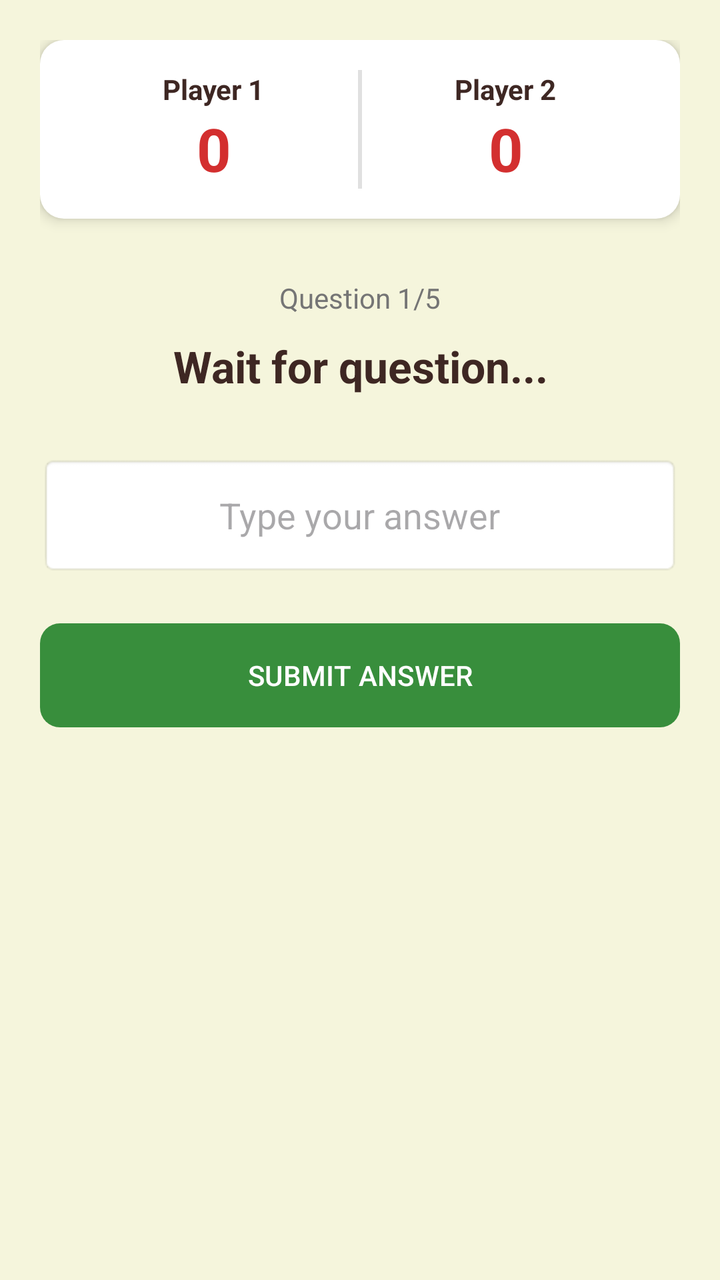
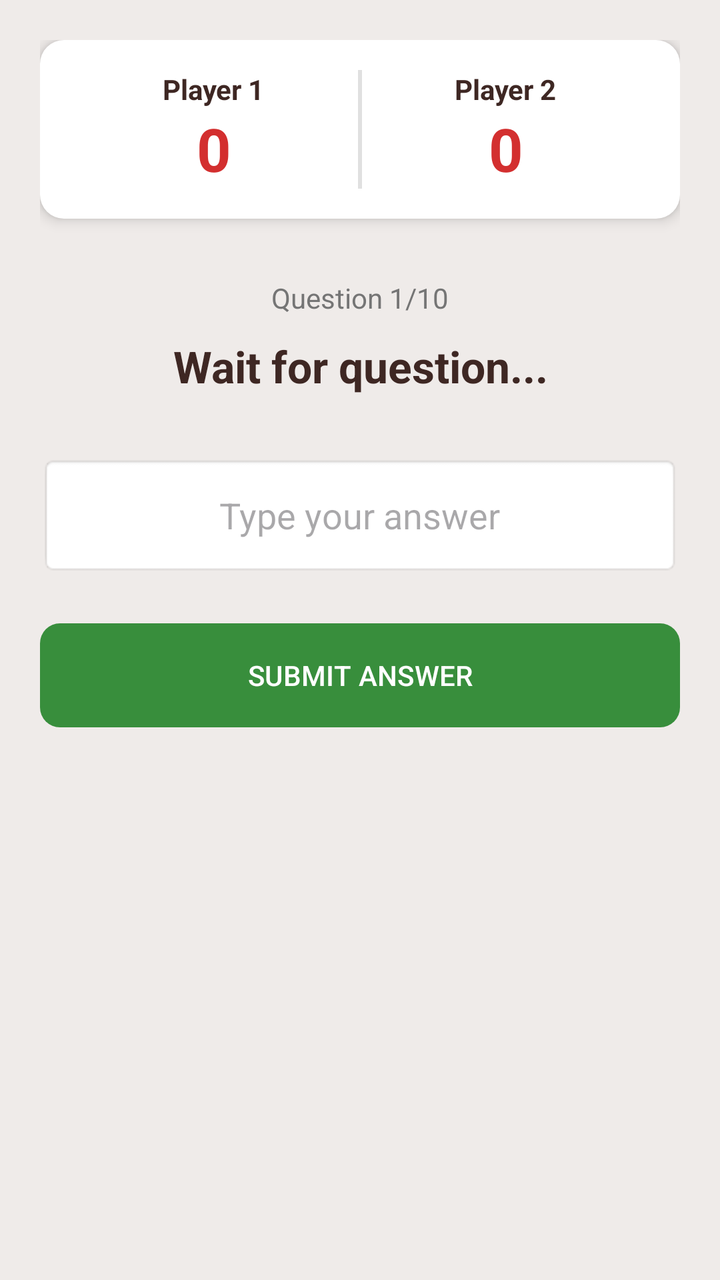

Two renders of the same Android screen: before a commit and after it. Below are the layout's source before the change and the commit's diff.
<!-- AndroidManifest.xml: application theme Theme.OlympMathMentor -->
<!-- res/layout/activity_multiplayer_battle.xml -->
<?xml version="1.0" encoding="utf-8"?>
<LinearLayout xmlns:android="http://schemas.android.com/apk/res/android"
    xmlns:app="http://schemas.android.com/apk/res-auto"
    android:layout_width="match_parent"
    android:layout_height="match_parent"
    android:orientation="vertical"
    android:background="#F5F5DC"
    android:padding="20dp"
    android:gravity="center_horizontal">

    <LinearLayout
        android:layout_width="match_parent"
        android:layout_height="wrap_content"
        android:orientation="horizontal"
        android:weightSum="2"
        android:background="@drawable/rounded_card_bg"
        android:padding="15dp"
        android:elevation="4dp"
        android:layout_marginBottom="30dp">

        <LinearLayout
            android:layout_width="0dp"
            android:layout_height="wrap_content"
            android:layout_weight="1"
            android:gravity="center"
            android:orientation="vertical">
            <TextView android:id="@+id/tvPlayer1Name" android:layout_width="wrap_content" android:layout_height="wrap_content" android:text="Player 1" android:textStyle="bold" android:textColor="#3E2723"/>
            <TextView android:id="@+id/tvScore1" android:layout_width="wrap_content" android:layout_height="wrap_content" android:text="0" android:textSize="30sp" android:textColor="#D32F2F" android:textStyle="bold"/>
        </LinearLayout>

        <View android:layout_width="2dp" android:layout_height="match_parent" android:background="#E0E0E0"/>

        <LinearLayout
            android:layout_width="0dp"
            android:layout_height="wrap_content"
            android:layout_weight="1"
            android:gravity="center"
            android:orientation="vertical">
            <TextView android:id="@+id/tvPlayer2Name" android:layout_width="wrap_content" android:layout_height="wrap_content" android:text="Player 2" android:textStyle="bold" android:textColor="#3E2723"/>
            <TextView android:id="@+id/tvScore2" android:layout_width="wrap_content" android:layout_height="wrap_content" android:text="0" android:textSize="30sp" android:textColor="#D32F2F" android:textStyle="bold"/>
        </LinearLayout>
    </LinearLayout>

    <TextView
        android:id="@+id/tvQuestionNumber"
        android:layout_width="wrap_content"
        android:layout_height="wrap_content"
        android:text="Question 1/5"
        android:textColor="#757575"
        android:layout_marginBottom="10dp"/>

    <TextView
        android:id="@+id/tvBattleQuestion"
        android:layout_width="match_parent"
        android:layout_height="wrap_content"
        android:text="Wait for question..."
        android:textSize="22sp"
        android:gravity="center"
        android:textColor="#3E2723"
        android:textStyle="bold"
        android:layout_marginBottom="30dp"/>

    <EditText
        android:id="@+id/etBattleAnswer"
        android:layout_width="match_parent"
        android:layout_height="60dp"
        android:hint="Type your answer"
        android:inputType="numberDecimal"
        android:gravity="center"
        android:background="@android:drawable/editbox_background"/>

    <com.google.android.material.button.MaterialButton
        android:id="@+id/btnSubmitBattle"
        android:layout_width="match_parent"
        android:layout_height="60dp"
        android:layout_marginTop="20dp"
        android:text="SUBMIT ANSWER"
        app:backgroundTint="#388E3C"
        app:cornerRadius="10dp"/>

</LinearLayout>
<!-- resources referenced by this layout -->
<resources>
  <!-- drawable rounded_card_bg (drawable) -->
  <shape xmlns:android="http://schemas.android.com/apk/res/android"><solid android:color="#FFFFFF"/><corners android:radius="12dp"/></shape>
  <style name="Theme.OlympMathMentor" parent="Base.Theme.OlympMathMentor" />
  <style name="Base.Theme.OlympMathMentor" parent="Theme.Material3.DayNight.NoActionBar">
          <item name="colorPrimary">@color/soft_beige</item>
  
          <item name="android:statusBarColor">@color/soft_beige</item>
  
          <item name="android:windowLightStatusBar">true</item>
      </style>
  <color name="soft_beige">#EFEBE9</color>
</resources>

<!-- the commit's change to res/layout/activity_multiplayer_battle.xml (unified diff, before → after) -->
@@ -1,81 +1,96 @@
 <?xml version="1.0" encoding="utf-8"?>
-<LinearLayout xmlns:android="http://schemas.android.com/apk/res/android"
+<RelativeLayout xmlns:android="http://schemas.android.com/apk/res/android"
     xmlns:app="http://schemas.android.com/apk/res-auto"
     android:layout_width="match_parent"
     android:layout_height="match_parent"
-    android:orientation="vertical"
-    android:background="#F5F5DC"
-    android:padding="20dp"
-    android:gravity="center_horizontal">
+    android:background="@color/soft_beige">
 
     <LinearLayout
         android:layout_width="match_parent"
-        android:layout_height="wrap_content"
-        android:orientation="horizontal"
-        android:weightSum="2"
-        android:background="@drawable/rounded_card_bg"
-        android:padding="15dp"
-        android:elevation="4dp"
-        android:layout_marginBottom="30dp">
+        android:layout_height="match_parent"
+        android:orientation="vertical"
+        android:padding="20dp"
+        android:gravity="center_horizontal">
 
         <LinearLayout
-            android:layout_width="0dp"
+            android:layout_width="match_parent"
             android:layout_height="wrap_content"
-            android:layout_weight="1"
-            android:gravity="center"
-            android:orientation="vertical">
-            <TextView android:id="@+id/tvPlayer1Name" android:layout_width="wrap_content" android:layout_height="wrap_content" android:text="Player 1" android:textStyle="bold" android:textColor="#3E2723"/>
-            <TextView android:id="@+id/tvScore1" android:layout_width="wrap_content" android:layout_height="wrap_content" android:text="0" android:textSize="30sp" android:textColor="#D32F2F" android:textStyle="bold"/>
+            android:orientation="horizontal"
+            android:weightSum="2"
+            android:background="@drawable/rounded_card_bg"
+            android:padding="15dp"
+            android:elevation="4dp"
+            android:layout_marginBottom="30dp">
+
+            <LinearLayout
+                android:layout_width="0dp"
+                android:layout_height="wrap_content"
+                android:layout_weight="1"
+                android:gravity="center"
+                android:orientation="vertical">
+                <TextView android:id="@+id/tvPlayer1Name" android:layout_width="wrap_content" android:layout_height="wrap_content" android:text="Player 1" android:textStyle="bold" android:textColor="#3E2723"/>
+                <TextView android:id="@+id/tvScore1" android:layout_width="wrap_content" android:layout_height="wrap_content" android:text="0" android:textSize="30sp" android:textColor="#D32F2F" android:textStyle="bold"/>
+            </LinearLayout>
+
+            <View android:layout_width="2dp" android:layout_height="match_parent" android:background="#E0E0E0"/>
+
+            <LinearLayout
+                android:layout_width="0dp"
+                android:layout_height="wrap_content"
+                android:layout_weight="1"
+                android:gravity="center"
+                android:orientation="vertical">
+                <TextView android:id="@+id/tvPlayer2Name" android:layout_width="wrap_content" android:layout_height="wrap_content" android:text="Player 2" android:textStyle="bold" android:textColor="#3E2723"/>
+                <TextView android:id="@+id/tvScore2" android:layout_width="wrap_content" android:layout_height="wrap_content" android:text="0" android:textSize="30sp" android:textColor="#D32F2F" android:textStyle="bold"/>
+            </LinearLayout>
         </LinearLayout>
 
-        <View android:layout_width="2dp" android:layout_height="match_parent" android:background="#E0E0E0"/>
+        <TextView
+            android:id="@+id/tvQuestionNumber"
+            android:layout_width="wrap_content"
+            android:layout_height="wrap_content"
+            android:text="Question 1/10"
+            android:textColor="#757575"
+            android:layout_marginBottom="10dp"/>
 
-        <LinearLayout
-            android:layout_width="0dp"
+        <TextView
+            android:id="@+id/tvBattleQuestion"
+            android:layout_width="match_parent"
             android:layout_height="wrap_content"
-            android:layout_weight="1"
+            android:text="Wait for question..."
+            android:textSize="22sp"
             android:gravity="center"
-            android:orientation="vertical">
-            <TextView android:id="@+id/tvPlayer2Name" android:layout_width="wrap_content" android:layout_height="wrap_content" android:text="Player 2" android:textStyle="bold" android:textColor="#3E2723"/>
-            <TextView android:id="@+id/tvScore2" android:layout_width="wrap_content" android:layout_height="wrap_content" android:text="0" android:textSize="30sp" android:textColor="#D32F2F" android:textStyle="bold"/>
-        </LinearLayout>
+            android:textColor="#3E2723"
+            android:textStyle="bold"
+            android:layout_marginBottom="30dp"/>
+
+        <EditText
+            android:id="@+id/etBattleAnswer"
+            android:layout_width="match_parent"
+            android:layout_height="60dp"
+            android:hint="Type your answer"
+            android:inputType="numberDecimal"
+            android:gravity="center"
+            android:background="@android:drawable/editbox_background"/>
+
+        <com.google.android.material.button.MaterialButton
+            android:id="@+id/btnSubmitBattle"
+            android:layout_width="match_parent"
+            android:layout_height="60dp"
+            android:layout_marginTop="20dp"
+            android:text="SUBMIT ANSWER"
+            app:backgroundTint="#388E3C"
+            app:cornerRadius="10dp"/>
     </LinearLayout>
 
-    <TextView
-        android:id="@+id/tvQuestionNumber"
-        android:layout_width="wrap_content"
-        android:layout_height="wrap_content"
-        android:text="Question 1/5"
-        android:textColor="#757575"
-        android:layout_marginBottom="10dp"/>
+    
+    <com.airbnb.lottie.LottieAnimationView
+        android:id="@+id/lottieResult"
+        android:layout_width="match_parent"
+        android:layout_height="350dp"
+        android:layout_centerInParent="true"
+        android:elevation="20dp"
+        android:visibility="gone"
+        app:lottie_loop="false" />
 
-    <TextView
-        android:id="@+id/tvBattleQuestion"
-        android:layout_width="match_parent"
-        android:layout_height="wrap_content"
-        android:text="Wait for question..."
-        android:textSize="22sp"
-        android:gravity="center"
-        android:textColor="#3E2723"
-        android:textStyle="bold"
-        android:layout_marginBottom="30dp"/>
-
-    <EditText
-        android:id="@+id/etBattleAnswer"
-        android:layout_width="match_parent"
-        android:layout_height="60dp"
-        android:hint="Type your answer"
-        android:inputType="numberDecimal"
-        android:gravity="center"
-        android:background="@android:drawable/editbox_background"/>
-
-    <com.google.android.material.button.MaterialButton
-        android:id="@+id/btnSubmitBattle"
-        android:layout_width="match_parent"
-        android:layout_height="60dp"
-        android:layout_marginTop="20dp"
-        android:text="SUBMIT ANSWER"
-        app:backgroundTint="#388E3C"
-        app:cornerRadius="10dp"/>
-
-</LinearLayout>
+</RelativeLayout>
